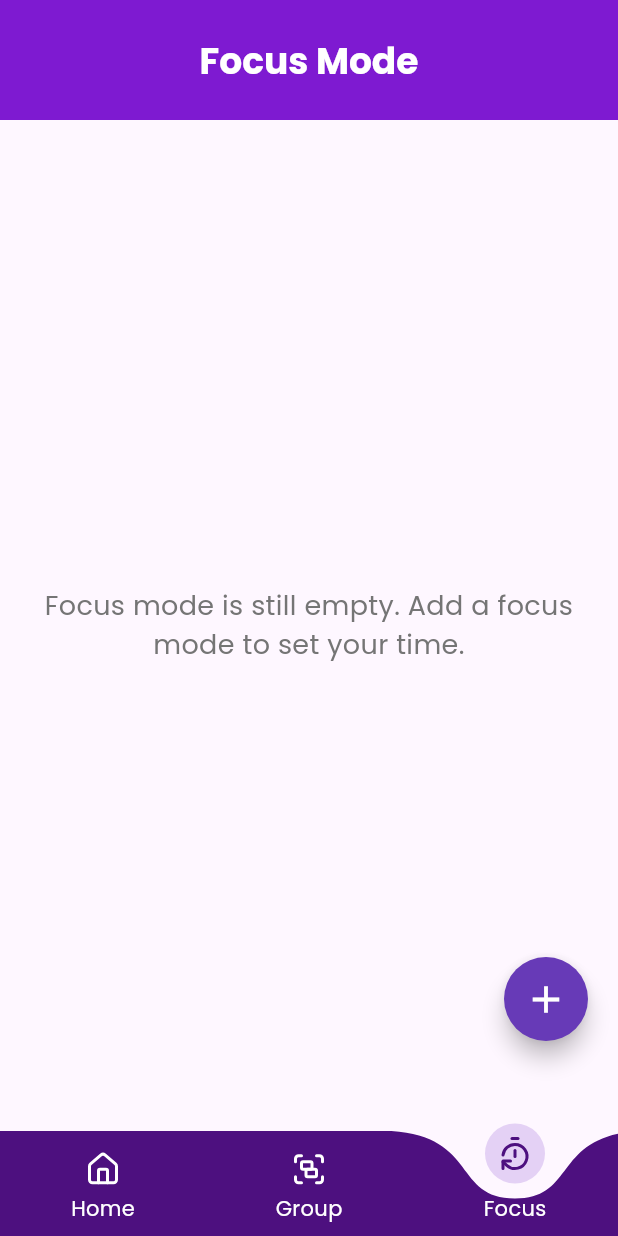
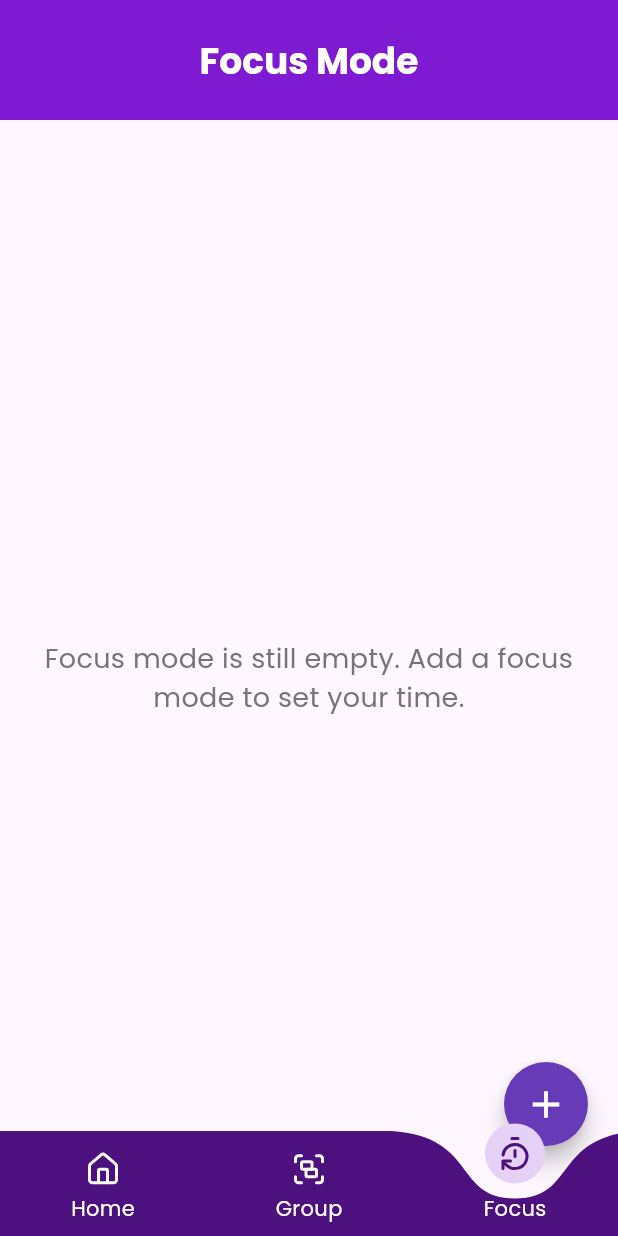
Before and after one commit to georgewin18/DoKo, a Flutter app: the screen it shows after launch, item 3 of the bottom bar chosen, on a phone screen of 412 x 824 dp. Run offline on Flutter 3.47's test engine with Material 3 defaults, Android fonts, the phone set to English and light mode, and no system bars; drawn by our look-alikes of curved_labeled_navigation_bar; our stand-ins replace auto_size_text, dropdown_button2, flutter_local_notifications, flutter_lucide, fluttertoast, percent_indicator and 2 more; accounts and stored records are empty.

Commit message:
perubahan tempat saja tak ada perubahan

```diff
--- a/lib/components/bottom_navigation_bar.dart
+++ b/lib/components/bottom_navigation_bar.dart
@@ -16,13 +16,15 @@ class BottomNavBar extends StatefulWidget {
 class BottomNavBarState extends State<BottomNavBar> {
   int _selectedIndex = 0;
 
-  final List<Widget> _pages = [
-    HomePage(),
-    TaskGroupPage(),
-    FocusModePage()
-  ];
+  final List<Widget> _pages = [HomePage(), TaskGroupPage(), FocusModePage()];
 
-  void _onItemTapped(int index) {
+  @override
+  void initState() {
+    super.initState();
+  }
+
+  void onItemTapped(int index) {
+    if (_selectedIndex == index) return;
     setState(() {
       _selectedIndex = index;
     });
@@ -31,8 +33,15 @@ class BottomNavBarState extends State<BottomNavBar> {
   @override
   Widget build(BuildContext context) {
     return Scaffold(
-      body: _pages[_selectedIndex],
-      bottomNavigationBar: Theme(
+      body: Stack(
+        children: [
+          _pages[_selectedIndex],
+
+          Positioned(
+            left: 0,
+            right: 0,
+            bottom: 0,
+            child: Theme(
               data: Theme.of(
                 context,
               ).copyWith(iconTheme: IconThemeData(color: Colors.white)),
@@ -41,15 +50,19 @@ class BottomNavBarState extends State<BottomNavBar> {
                 backgroundColor: Colors.transparent,
                 animationCurve: Curves.ease,
                 buttonBackgroundColor: const Color(0xFFE4D1F5),
-          onTap: _onItemTapped,
+                index: _selectedIndex,
+                onTap: onItemTapped,
                 items: [
                   CurvedNavigationBarItem(
                     child: Icon(
                       LucideIcons.house,
-                color: _selectedIndex == 0 ? Color(0xFF4D107F) : Colors.white,
+                      color:
+                          _selectedIndex == 0
+                              ? Color(0xFF4D107F)
+                              : Colors.white,
                     ),
                     label: 'Home',
-              labelStyle: TextStyle(color: Colors.white), // Label tetap putih
+                    labelStyle: TextStyle(color: Colors.white),
                   ),
                   CurvedNavigationBarItem(
                     child: Icon(
@@ -60,7 +73,7 @@ class BottomNavBarState extends State<BottomNavBar> {
                               : Colors.white,
                     ),
                     label: 'Group',
-              labelStyle: TextStyle(color: Colors.white), // Label tetap putih
+                    labelStyle: TextStyle(color: Colors.white),
                   ),
                   CurvedNavigationBarItem(
                     child: Icon(
@@ -71,11 +84,14 @@ class BottomNavBarState extends State<BottomNavBar> {
                               : Colors.white,
                     ),
                     label: 'Focus',
-              labelStyle: TextStyle(color: Colors.white), // Label tetap putih
+                    labelStyle: TextStyle(color: Colors.white),
                   ),
                 ],
               ),
             ),
+          ),
+        ],
+      ),
     );
   }
 }
```
Lines whose indentation alone changed are shown as unchanged.
